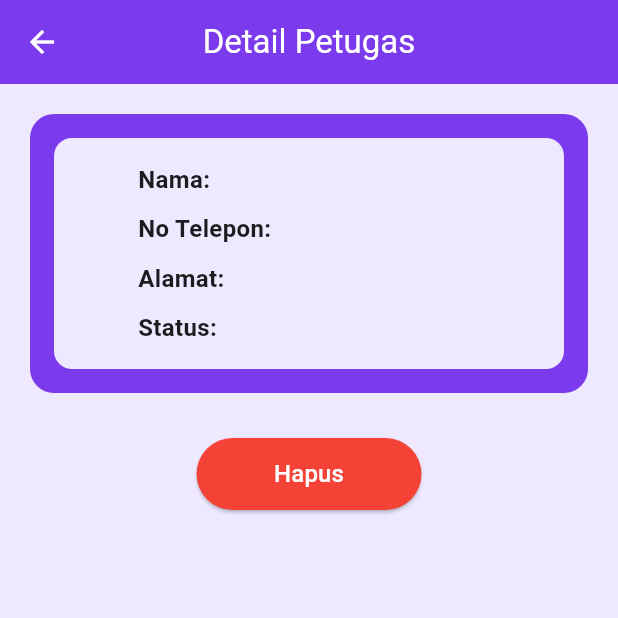
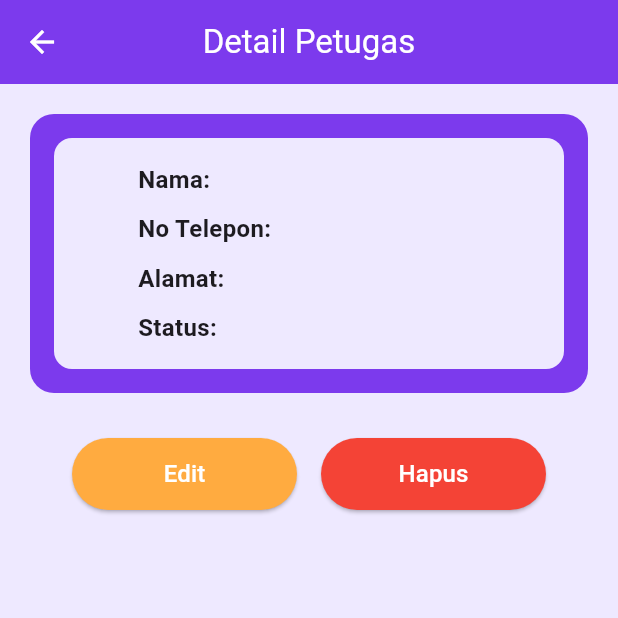
Before and after one commit to YusvanTriAtmojo/0082_AngkutYuk, a Flutter app: the PetugasDetailScreen screen opened directly with empty values, on a phone screen of 412 x 824 dp, the top half of it. Run offline on Flutter 3.47's test engine with Material 3 defaults, Android fonts, the light colour scheme and no system bars; our stand-ins replace animated_text_kit, bloc, dartz, flutter_bloc, flutter_secure_storage, shared_preferences; accounts and stored records are empty.

Commit message:
Menambahkan button navigasi edit petugas

```diff
--- a/lib/presentation/admin/petugas/petugas_detail_screen.dart
+++ b/lib/presentation/admin/petugas/petugas_detail_screen.dart
@@ -1,14 +1,17 @@
-import 'package:angkut_yuk/data/model/response/get_all_petugas_response_model.dart';
-import 'package:angkut_yuk/presentation/admin/bloc/petugas/petugas_bloc.dart';
+import 'package:angkut_yuk/presentation/admin/petugas/petugas_edit_screen.dart';
 import 'package:flutter/material.dart';
 import 'package:flutter_bloc/flutter_bloc.dart';
 import 'package:angkut_yuk/core/color/color.dart';
+import 'package:angkut_yuk/data/model/response/get_all_petugas_response_model.dart';
+import 'package:angkut_yuk/presentation/admin/bloc/petugas/petugas_bloc.dart';
 
 class PetugasDetailScreen extends StatelessWidget {
   final Petugas petugas;
+
   const PetugasDetailScreen({
     super.key,
-    required this.petugas});
+    required this.petugas,
+  });
 
   @override
   Widget build(BuildContext context) {
@@ -31,7 +34,7 @@ class PetugasDetailScreen extends StatelessWidget {
                 borderRadius: BorderRadius.circular(16),
               ),
               child: Container(
-                padding: const EdgeInsets.all(16),
+                padding: EdgeInsets.all(16),
                 decoration: BoxDecoration(
                   color: Warna.ungubackgorund,
                   borderRadius: BorderRadius.circular(12),
@@ -53,6 +56,32 @@ class PetugasDetailScreen extends StatelessWidget {
               ),
             ),
             SizedBox(height: 30,),
+            Row(
+              mainAxisAlignment: MainAxisAlignment.center,
+              children: [
+                ElevatedButton(
+                  onPressed: () {
+                    Navigator.push(
+                      context,
+                      MaterialPageRoute(
+                        builder: (context) => PetugasEditScreen(petugas: petugas),
+                      ),
+                    );
+                  },
+                  style: ElevatedButton.styleFrom(
+                    backgroundColor: Colors.orangeAccent,
+                    foregroundColor: Colors.white,
+                    minimumSize: Size(150, 48),
+                    shape: RoundedRectangleBorder(
+                      borderRadius: BorderRadius.circular(50),
+                    ),
+                  ),
+                  child: Text(
+                    "Edit",
+                    style: TextStyle(fontSize: 16),
+                  ),
+                ),
+                SizedBox(width: 16),
                 ElevatedButton(
                   onPressed: () {
                     showDialog(
@@ -94,6 +123,8 @@ class PetugasDetailScreen extends StatelessWidget {
                 ),
               ],
             ),
+          ],
+        ),
       ),
     );
   }
```
Lines whose indentation alone changed are shown as unchanged.
